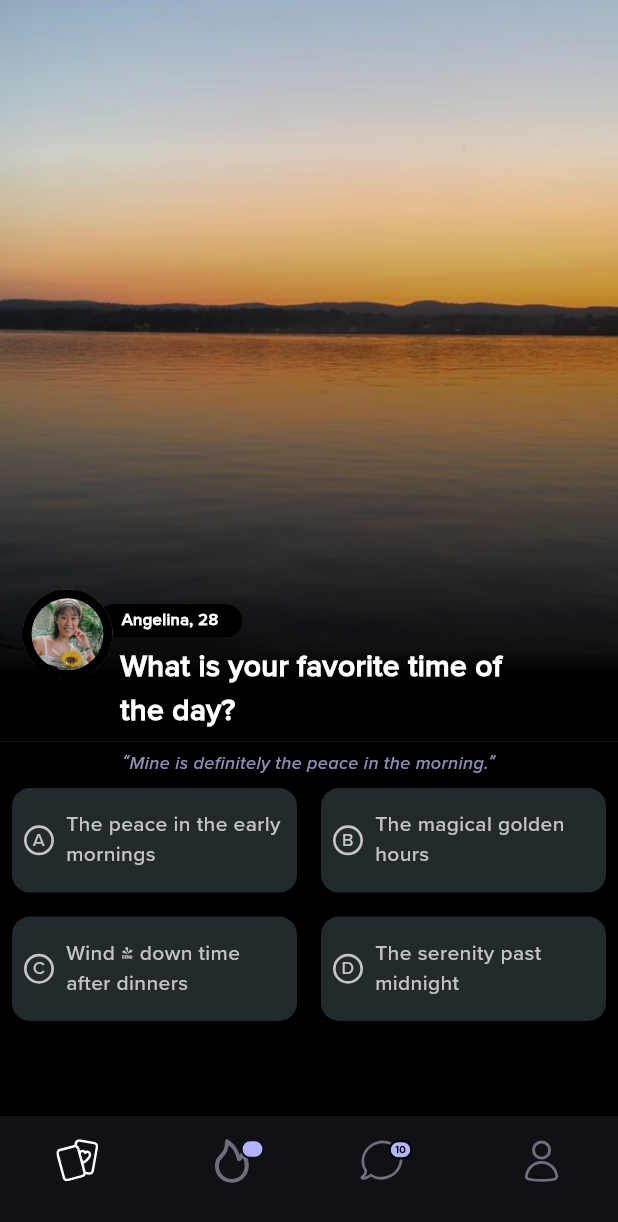
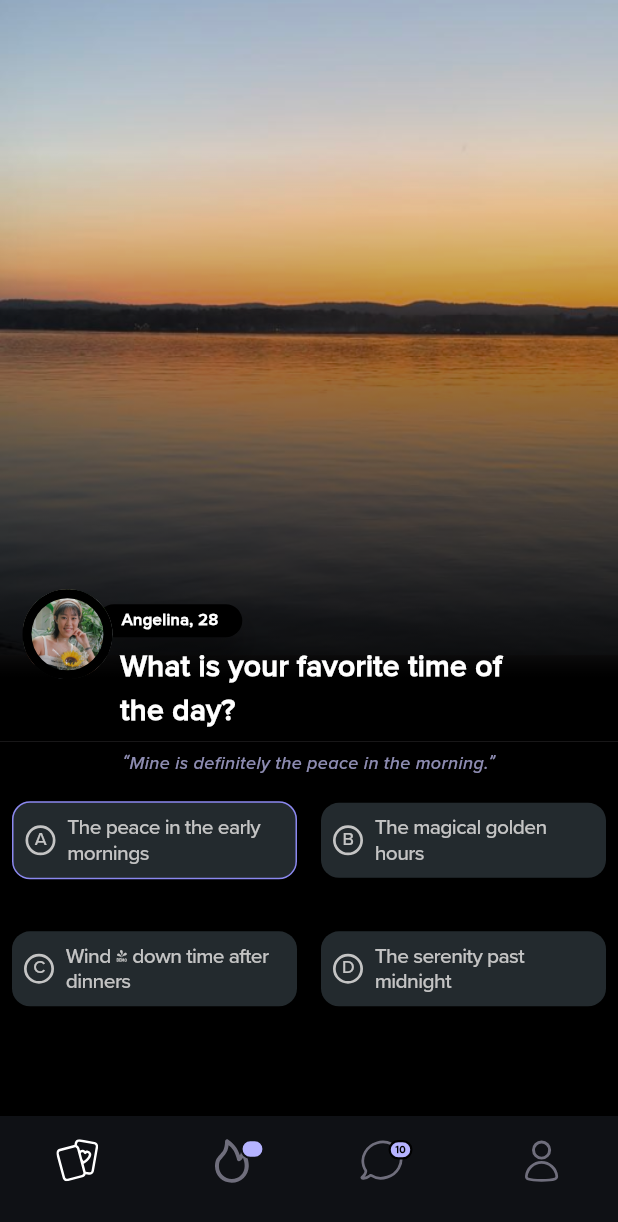
Before and after one commit to Harikrishnan-cr/stroll_test, a Flutter app: the screen it shows after launch, on a phone screen of 412 x 824 dp. Shown: the top 1222 px of the screen. Run offline on Flutter 3.47's test engine with Material 3 defaults, Android fonts, the phone set to English and light mode, and no system bars; our stand-ins replace flutter_svg, gap.

Commit message:
add statemangement for ans section

```diff
--- /dev/null
+++ b/lib/controller/home_controller.dart
@@ -0,0 +1,24 @@
+import 'package:flutter/material.dart';
+import 'package:stroll_test_first/model/answers_model.dart';
+
+class HomeController extends ChangeNotifier {
+  final List<AnserListModelClass> answrLit = [
+    AnserListModelClass(
+        answer: 'The peace in the early mornings', id: 1, optionName: 'A'),
+    AnserListModelClass(
+        answer: 'The magical golden hours', id: 2, optionName: 'B'),
+    AnserListModelClass(
+        answer: 'Wind - down time after dinners', id: 3, optionName: 'C'),
+    AnserListModelClass(
+        answer: 'The serenity past midnight', id: 4, optionName: 'D'),
+  ];
+
+  int _selectedAns = 1;
+
+  int get getSelectedAnser => _selectedAns;
+
+  void onSlectedAnsChnages({required int slectedAnsId}) {
+    _selectedAns = slectedAnsId;
+    notifyListeners();
+  }
+}
--- a/lib/core/color_const.dart
+++ b/lib/core/color_const.dart
@@ -9,4 +9,6 @@ class StrollColors {
   static const secondaryWhiteColor = Color(0xC4C4C4FF);
   static const quteTextColor = Color.fromRGBO(203, 201, 255, 0.7);
   static const bsIconColor = Color.fromARGB(0xFF, 0xB5, 0xB2, 0xFF);
+  static const selectedColor =  Color.fromRGBO(139, 136, 239, 1);
+
 }
--- a/lib/main.dart
+++ b/lib/main.dart
@@ -1,6 +1,7 @@
 import 'package:flutter/material.dart';
 import 'package:provider/provider.dart';
 import 'package:stroll_test_first/controller/bottom_nav_controller.dart';
+import 'package:stroll_test_first/controller/home_controller.dart';
 import 'package:stroll_test_first/core/font_style.dart';
 import 'package:stroll_test_first/view/Home/home_screen.dart';
 import 'package:stroll_test_first/view/nav_bar/nav_bar_screen.dart';
@@ -18,6 +19,7 @@
     return MultiProvider(
       providers: [
         ChangeNotifierProvider(create: (context) => BottomNavController()),
+        ChangeNotifierProvider(create: (context) => HomeController()),
       ],
       child: MaterialApp(
         title: 'Flutter Demo',
--- /dev/null
+++ b/lib/model/answers_model.dart
@@ -0,0 +1,10 @@
+
+
+
+class AnserListModelClass{
+
+  int id;
+  String answer;
+  String optionName;
+  AnserListModelClass({required this.answer,required this.id,required this.optionName});
+}
--- a/lib/view/Home/home_screen.dart
+++ b/lib/view/Home/home_screen.dart
@@ -1,11 +1,12 @@
-
+import 'package:flutter/cupertino.dart';
 import 'package:flutter/material.dart';
 import 'package:flutter/widgets.dart';
 import 'package:gap/gap.dart';
+import 'package:provider/provider.dart';
+import 'package:stroll_test_first/controller/home_controller.dart';
 import 'package:stroll_test_first/core/color_const.dart';
 import 'package:stroll_test_first/core/font_style.dart';
 import 'package:stroll_test_first/core/svg_file.dart';
-
 
 class HomeScreen extends StatelessWidget {
   const HomeScreen({super.key});
@@ -144,56 +145,76 @@ class HomeScreen extends StatelessWidget {
               ],
             ),
           ),
-
-          Expanded(child: Container(
+          Expanded(
+              child: Container(
             width: double.infinity,
             color: Colors.black,
             child: Column(
-
               children: [
                 const Gap(5),
-                Text('“Mine is definitely the peace in the morning.”',style: italicFontStyle.w400.s12.quteTextColor,),
-             GridView.count(
+                Text(
+                  '“Mine is definitely the peace in the morning.”',
+                  style: italicFontStyle.w400.s12.quteTextColor,
+                ),
+                Consumer<HomeController>(builder: (context, controller, _) {
+                  return GridView.count(
                       padding: EdgeInsets.zero,
                       crossAxisCount: 2,
                       childAspectRatio: (166 / 69),
-          controller:  ScrollController(keepScrollOffset: false),
+                      controller: ScrollController(keepScrollOffset: false),
                       shrinkWrap: true,
                       scrollDirection: Axis.vertical,
-          children: answrLit.map(( value) {
+                      children: controller.answrLit.map((value) {
                         return Padding(
                             padding: const EdgeInsets.all(8.0),
-              child:Container(
-
+                            child: CupertinoButton(
+                              minSize: 0,
+                              padding: EdgeInsets.zero,
+                              onPressed: () {
+                                controller.onSlectedAnsChnages(
+                                    slectedAnsId: value.id);
+                              },
+                              child: Container(
                                 decoration: BoxDecoration(
+                                  border:
+                                      controller.getSelectedAnser == value.id
+                                          ? Border.all(
+                                              color: StrollColors.selectedColor)
+                                          : null,
                                   borderRadius: BorderRadius.circular(12),
                                   color: StrollColors.secondaryColor,
                                 ),
-
                                 child: Padding(
                                   padding: const EdgeInsets.all(8.0),
                                   child: Row(
                                     children: [
-
                                       Container(
                                         width: 20,
                                         height: 20,
                                         decoration: BoxDecoration(
-
-                        borderRadius: BorderRadius.circular(13),
-                        border: Border.all(color: StrollColors.lightWhite,width: 1.8)
+                                            borderRadius:
+                                                BorderRadius.circular(13),
+                                            border: Border.all(
+                                                color: StrollColors.lightWhite,
+                                                width: 1.8)),
+                                        child: Text(
+                                          value.optionName,
+                                          style: fontStyle.lightWhite.w400.s12,
+                                          textAlign: TextAlign.center,
                                         ),
-
-                      child: Text(value.option,style: fontStyle.lightWhite.w400.s12,textAlign: TextAlign.center,),
                                       ),
                                       const Gap(8),
-                    Expanded(child: Text(value.answer,style: fontStyle.lightWhite.w400.s14))
+                                      Expanded(
+                                          child: Text(value.answer,
+                                              style: fontStyle
+                                                  .lightWhite.w400.s14))
                                     ],
                                   ),
                                 ),
-              )
-            );
-          }).toList())
+                              ),
+                            ));
+                      }).toList());
+                })
               ],
             ),
           ))
@@ -202,20 +223,3 @@ width: double.infinity,
     );
   }
 }
-
-
-final List<AnasweList> answrLit = [
-  AnasweList(answer: 'The peace in the early mornings', id: 1,option: 'A'),
-  AnasweList(answer: 'The magical golden hours', id: 1,option: 'B'),
-  AnasweList(answer: 'Wind - down time after dinners', id: 1,option: 'C'),
-  AnasweList(answer: 'The serenity past midnight', id: 1,option: 'D'),
-];
-
-
-class AnasweList{
-
-  int id;
-  String answer;
-  String option;
-  AnasweList({required this.answer,required this.id,required this.option});
-}
```
Lines whose indentation alone changed are shown as unchanged.
